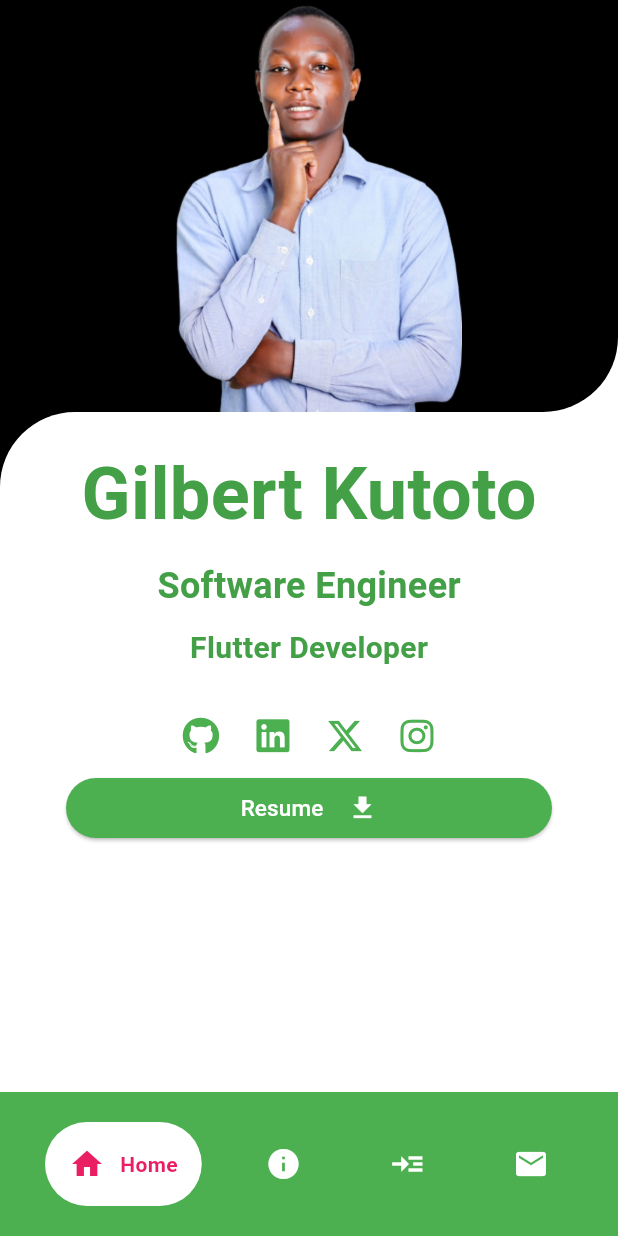
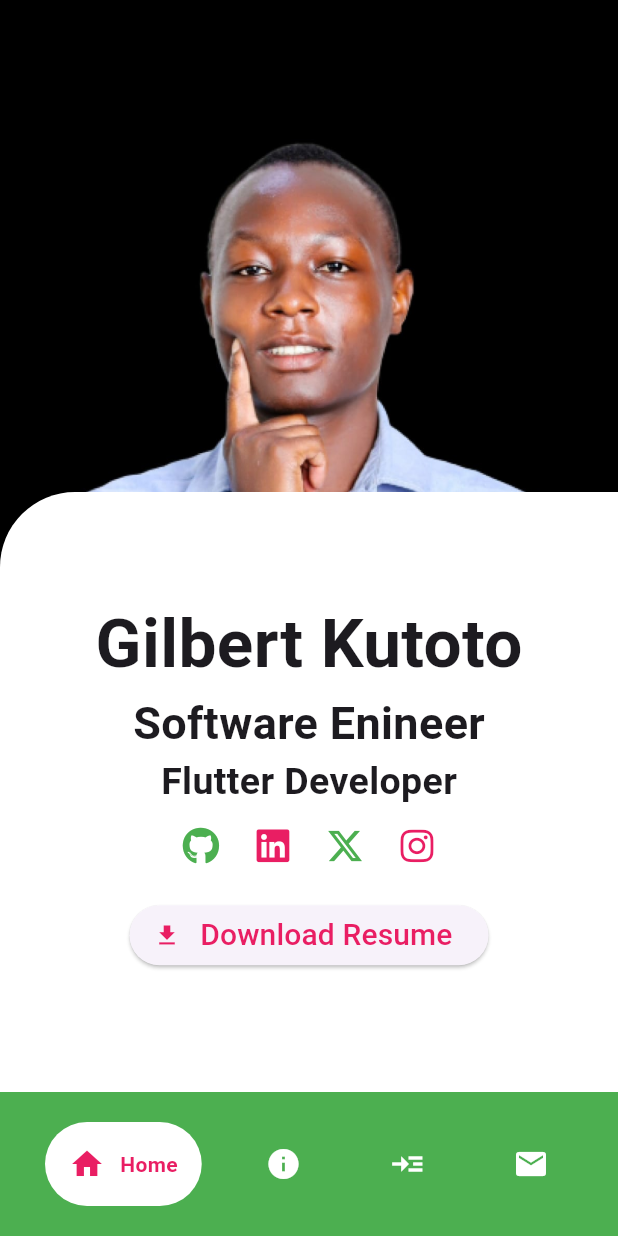
Before and after one commit to gilbert-ku/Flutter-Portfolio-App, a Flutter app: the screen it shows after launch, on a phone screen of 412 x 824 dp. Run offline on Flutter 3.47's test engine with Material 3 defaults, Android fonts, the phone set to English and light mode, and no system bars; drawn by our look-alikes of google_nav_bar; our stand-ins replace dio, font_awesome_flutter, go_router, google_fonts, permission_handler; Roboto replaces fonts that are missing (Domine).

```diff
--- a/lib/widgets/landind_page.dart
+++ b/lib/widgets/landind_page.dart
@@ -1,66 +1,11 @@
-import 'package:dio/dio.dart';
 import 'package:flutter/material.dart';
+import 'package:gku/widgets/resume_btn.dart';
 import 'package:google_fonts/google_fonts.dart';
 import 'package:font_awesome_flutter/font_awesome_flutter.dart';
-import 'package:path_provider/path_provider.dart';
-import 'package:permission_handler/permission_handler.dart';
 import 'package:url_launcher/url_launcher.dart';
-import 'package:path/path.dart' as p;
 
-class LandingPage extends StatefulWidget {
+class LandingPage extends StatelessWidget {
   const LandingPage({super.key});
-
-  @override
-  State<LandingPage> createState() => _LandingPageState();
-}
-
-class _LandingPageState extends State<LandingPage> {
-  String resumeUrl =
-      "https://drive.google.com/file/d/16DhIr0zTp4pHMLidXpdRvTEEj4-d9EPw/view?usp=sharing";
-
-// function to handle file download
-  void downloadFile(BuildContext context) async {
-    final status = await Permission.storage.request();
-
-    if (status.isGranted) {
-      final dir = await getExternalStorageDirectory();
-      if (dir != null) {
-        String saveName = "gilbert_cv.pdf";
-        String savePath = p.join(dir.path, saveName);
-
-        try {
-          await Dio().download(
-            resumeUrl,
-            savePath,
-            onReceiveProgress: (received, total) {
-              if (total != -1) {
-                print("${(received / total * 100).toStringAsFixed(0)}%");
-              }
-            },
-          );
-
-          ScaffoldMessenger.of(context).showSnackBar(
-            SnackBar(
-              content: Text("File Downloaded"),
-            ),
-          );
-        } catch (e) {
-          print("Download failed: ${e.toString()}");
-          ScaffoldMessenger.of(context).showSnackBar(
-            SnackBar(
-              content: Text("Download failed: ${e.toString()}"),
-            ),
-          );
-        }
-      }
-    } else {
-      ScaffoldMessenger.of(context).showSnackBar(
-        SnackBar(
-          content: Text("Permission Denied!"),
-        ),
-      );
-    }
-  }
 
   // function to handle urls
   void _launchURL(Uri uri, bool inApp) async {
@@ -87,89 +32,66 @@ class _LandingPageState extends State<LandingPage> {
 
   @override
   Widget build(BuildContext context) {
-    final double height = MediaQuery.of(context).size.height;
-    final double width = MediaQuery.of(context).size.width;
-
     return Scaffold(
-      body: SafeArea(
-        child: SingleChildScrollView(
-          child: Column(
+      backgroundColor: Colors.black,
+      body: SizedBox(
+        height: double.infinity,
+        width: double.infinity,
+        child: Stack(
           children: [
-              // Profile Image
-              Container(
-                height: height /3,
-                width: width,
-                decoration: BoxDecoration(
-                  color: Colors.black,
-                  borderRadius: BorderRadius.only(
-                    bottomRight: Radius.circular(50),
+            Center(
+              child: Image.asset(
+                "assets/images/profile.jpeg",
+                // "assets/images/about_gilly.png",
               ),
             ),
-                child: Image.asset(
-                  "assets/images/profile.jpeg",
-                  // fit: BoxFit.cover,
-                ),
-              ),
-
-              // Intro Text and Social Icons
-              Container(
-                decoration: BoxDecoration(
-                  color: Colors.black,
-                  borderRadius: BorderRadius.only(
-                    bottomRight: Radius.circular(50),
-                  ),
-                ),
+            Positioned(
+              bottom: 0,
+              right: 0,
+              left: 0,
               child: Container(
-                  width: width,
-                  height: height /2,
+                height: 400,
+                width: double.infinity,
                 decoration: BoxDecoration(
                   color: Colors.white,
-                    borderRadius: BorderRadius.only(
-                      topLeft: Radius.circular(50),
-                    ),
+                  // color: Colors.green[200],
+                  borderRadius: BorderRadius.only(topLeft: Radius.circular(50))
                 ),
                 child: Padding(
-                    padding: const EdgeInsets.symmetric(
-                      horizontal: 16.0,
-                      vertical: 20.0,
-                    ),
+                  padding: const EdgeInsets.all(14.0),
+                  child: Center(
                     child: Column(
+                      crossAxisAlignment: CrossAxisAlignment.center,
+                      mainAxisAlignment: MainAxisAlignment.center,
+
                       children: [
                         Text(
                           "Gilbert Kutoto",
-                          style: GoogleFonts.spicyRice(
+                          style: GoogleFonts.domine(
                             textStyle: TextStyle(
-                              fontSize: 48,
+                              fontSize: 45,
                               fontWeight: FontWeight.bold,
-                              color: Colors.green[600],
                             ),
                           ),
                         ),
-                        SizedBox(height: 10),
                         Text(
-                          "Software Engineer",
-                          style: GoogleFonts.spicyRice(
+                          "Software Enineer",
+                          style: GoogleFonts.domine(
                             textStyle: TextStyle(
-                              fontSize: 24,
+                              fontSize: 30,
                               fontWeight: FontWeight.bold,
-                              color: Colors.green[600],
                             ),
                           ),
                         ),
-                        SizedBox(height: 10),
                         Text(
                           "Flutter Developer",
-                          style: GoogleFonts.spicyRice(
+                          style: GoogleFonts.domine(
                             textStyle: TextStyle(
-                              fontSize: 20,
+                              fontSize: 25,
                               fontWeight: FontWeight.bold,
-                              color: Colors.green[600],
                             ),
                           ),
                         ),
-                        SizedBox(height: 20),
-
-                        // Social Icons
                         Row(
                           mainAxisAlignment: MainAxisAlignment.center,
                           children: [
@@ -196,7 +118,7 @@ class _LandingPageState extends State<LandingPage> {
                               icon: FaIcon(
                                 FontAwesomeIcons.linkedin,
                                 size: 25,
-                                color: Colors.green,
+                                color: Colors.pink,
                               ),
                             ),
                             IconButton(
@@ -222,50 +144,15 @@ class _LandingPageState extends State<LandingPage> {
                               icon: FaIcon(
                                 FontAwesomeIcons.instagram,
                                 size: 25,
-                                color: Colors.green,
+                                color: Colors.pink,
                               ),
                             ),
                           ],
                         ),
-                        Padding(
-                          padding: const EdgeInsets.symmetric(horizontal: 28),
-                          child: ElevatedButton(
-                            style: ElevatedButton.styleFrom(
-                              backgroundColor: Colors.green,
 
+                        ResumeBtn()
+                      ],
                     ),
-                            onPressed: () {
-                              downloadFile(context);
-                            },
-                            child: Center(
-                              child: Row(
-                                mainAxisAlignment: MainAxisAlignment.center,
-                                children: [
-                                  Padding(
-                                    padding: const EdgeInsets.symmetric(
-                                      horizontal: 8.0,
-                                    ),
-                                    child: Text(
-                                      "Resume",
-                                      style: GoogleFonts.spicyRice(
-                                        textStyle: TextStyle(
-                                          color: Colors.white,
-                                          fontSize: 15,
-                                        ),
-                                      ),
-                                    ),
-                                  ),
-                                  Padding(
-                                    padding: const EdgeInsets.symmetric(
-                                      horizontal: 8.0,
-                                    ),
-                                    child: Icon(
-                                      Icons.download,
-                                      size: 20,
-                                      color: Colors.white,
-                                    ),
-                                  ),
-                                ],
                   ),
                 ),
               ),
@@ -273,12 +160,6 @@ class _LandingPageState extends State<LandingPage> {
           ],
         ),
       ),
-                ),
-              ),
-            ],
-          ),
-        ),
-      ),
     );
   }
 }
```
Lines whose indentation alone changed are shown as unchanged.
